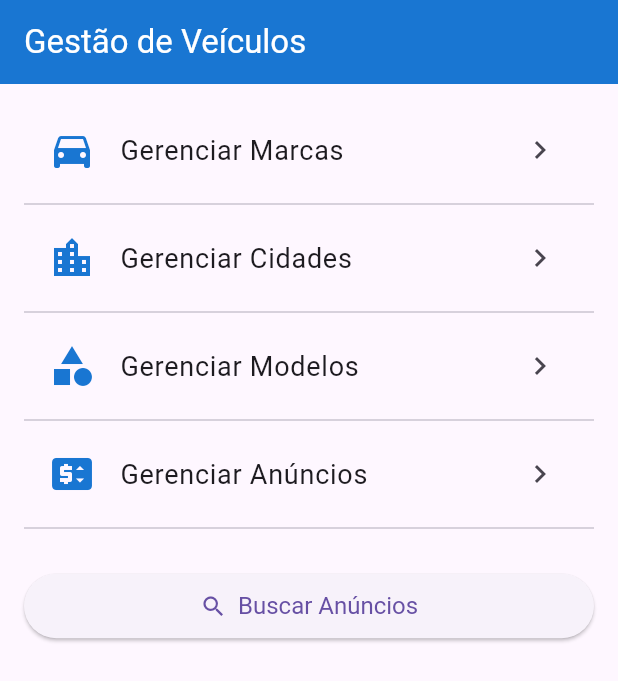
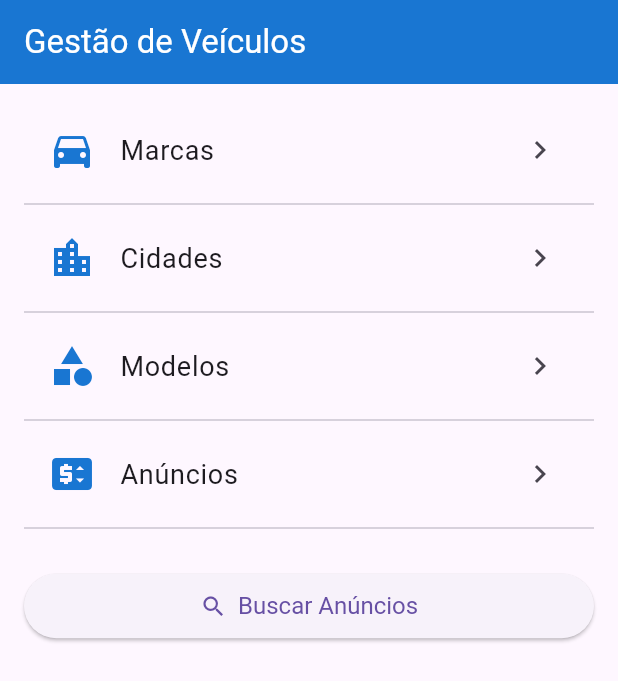
Before and after one commit to aliek57/mobile2Prova3, a Flutter app: the screen it shows after launch, on a phone screen of 412 x 824 dp. Shown: the top 681 px of the screen. Run offline on Flutter 3.47's test engine with Material 3 defaults, Android fonts, the light colour scheme and no system bars.

Commit message:
style: changing view text

```diff
--- a/lib/ui/views/TelaBusca.dart
+++ b/lib/ui/views/TelaBusca.dart
@@ -54,7 +54,7 @@ class _TelaBuscaState extends State<TelaBusca> {
           DropdownButtonFormField<int>(
             value: _modeloSelecionadoId,
             decoration: const InputDecoration(
-              labelText: 'Modelo (Opcional)',
+              labelText: 'Modelo',
               border: OutlineInputBorder(),
             ),
             items: List.generate(
--- a/lib/ui/views/TelaInicial.dart
+++ b/lib/ui/views/TelaInicial.dart
@@ -23,7 +23,7 @@ class TelaInicial extends StatelessWidget {
             _buildMenuItem(
               context,
               icon: Icons.directions_car,
-              label: 'Gerenciar Marcas',
+              label: 'Marcas',
               onTap: () {
                 Navigator.push(context, MaterialPageRoute(builder: (_) => TelaMarca()));
               },
@@ -32,7 +32,7 @@ class TelaInicial extends StatelessWidget {
             _buildMenuItem(
               context,
               icon: Icons.location_city,
-              label: 'Gerenciar Cidades',
+              label: 'Cidades',
               onTap: () {
                 Navigator.push(context, MaterialPageRoute(builder: (_) => TelaCidade()));
               },
@@ -41,7 +41,7 @@ class TelaInicial extends StatelessWidget {
             _buildMenuItem(
               context,
               icon: Icons.category,
-              label: 'Gerenciar Modelos',
+              label: 'Modelos',
               onTap: () {
                 Navigator.push(context, MaterialPageRoute(builder: (_) => TelaModelo()));
               },
@@ -50,7 +50,7 @@ class TelaInicial extends StatelessWidget {
             _buildMenuItem(
               context,
               icon: Icons.price_change,
-              label: 'Gerenciar Anúncios',
+              label: 'Anúncios',
               onTap: () {
                 Navigator.push(context, MaterialPageRoute(builder: (_) => TelaAnuncio()));
               },
```
